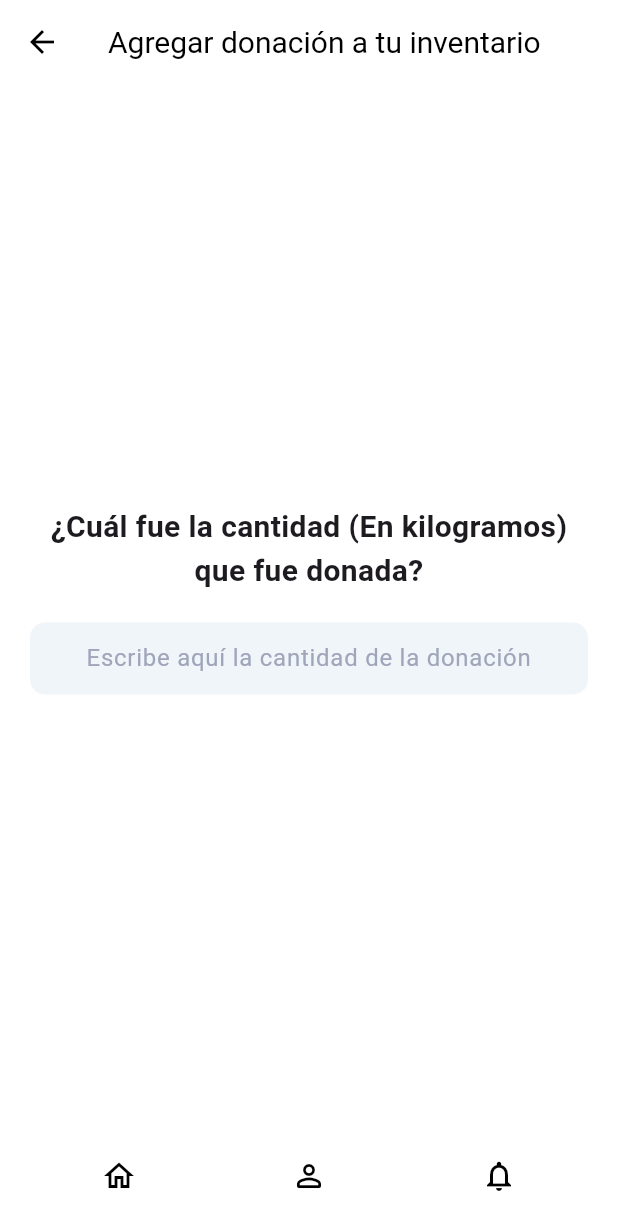
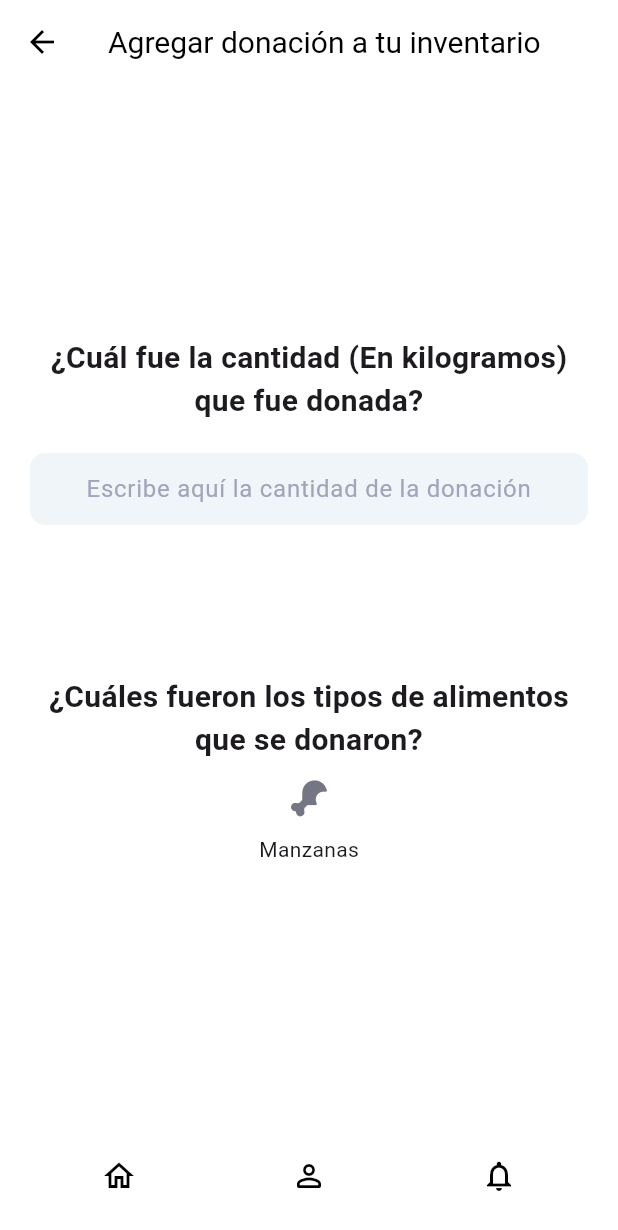
Before and after one commit to juanvaloss/TC2007B.502_MobileApp, a Flutter app: the screen it shows after launch, on a phone screen of 412 x 824 dp. Shown: the top 1230 px of the screen. Run offline on Flutter 3.47's test engine with Material 3 defaults, Android fonts, the phone set to English and light mode, and no system bars; our stand-ins replace firebase_core, firebase_messaging, flutter_dotenv, font_awesome_flutter, google_maps_flutter, image_picker and 2 more; accounts and stored records are empty.

Commit message:
te odio benja

```diff
--- a/client/lib/screens/center_screens/add_donation.dart
+++ b/client/lib/screens/center_screens/add_donation.dart
@@ -75,6 +75,32 @@ class _AddDonation extends State<AddDonation> {
                   FilteringTextInputFormatter.allow(RegExp('[0-9_. ]'))
                 ],
               ),
+
+              const SizedBox(height: 100),
+
+              const Text(
+                '¿Cuáles fueron los tipos de alimentos que se donaron?',
+                textAlign: TextAlign.center,
+                style: TextStyle(fontSize: 20, fontWeight: FontWeight.bold),
+              ),
+
+              Row(
+                mainAxisAlignment: MainAxisAlignment.spaceAround,
+                children: [
+                  Column(
+                    mainAxisAlignment: MainAxisAlignment.center,
+                    children: [
+                      IconButton(
+                        icon: const Icon(FontAwesomeIcons.drumstickBite, color: Color(0xFF747783)),
+                        onPressed: () {
+                          // Action for apple
+                        },
+                      ),
+                      const Text('Manzanas')
+                    ],
+                  )
+                ],
+              )
             ],
           ),
         ),
```
